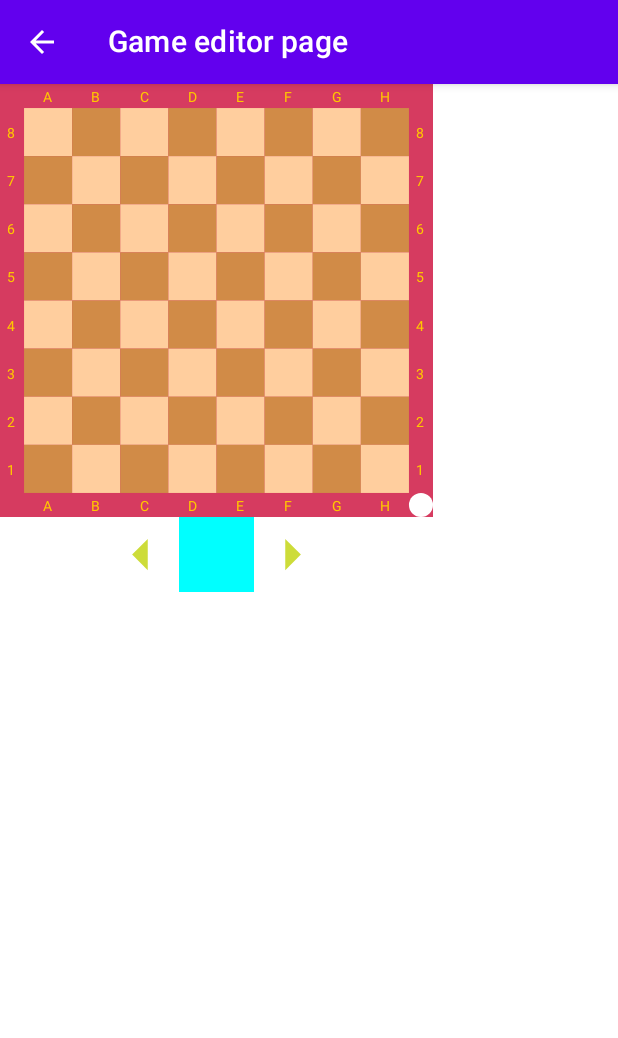
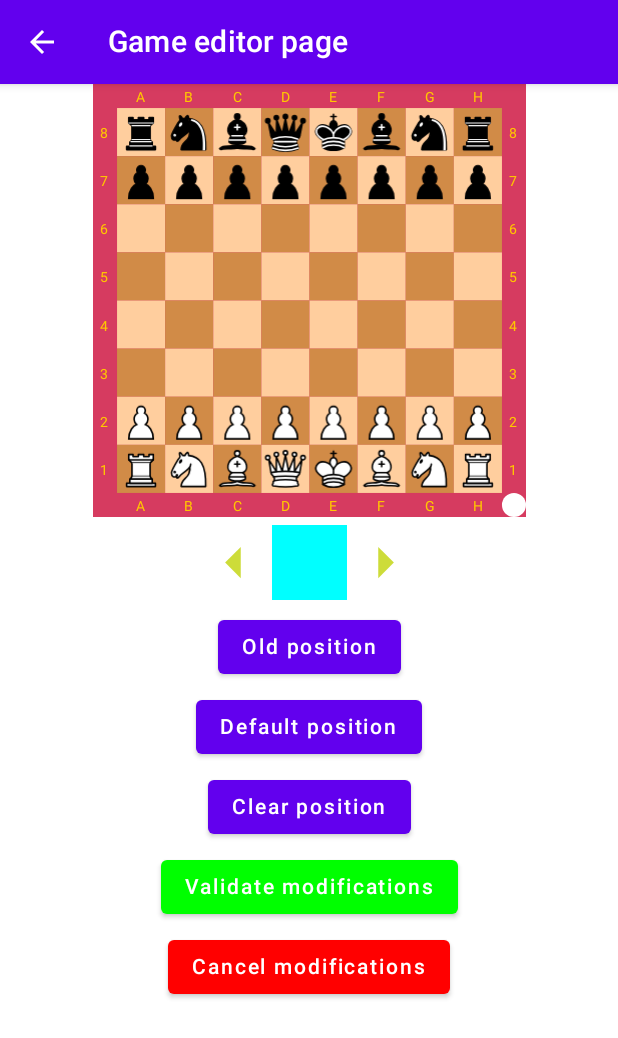
Before and after one commit to loloof64/ChessExercisesOrganizerJetpackCompose, an Android app built with Jetpack Compose: the composable GameEditorPage called with empty values, on a phone screen of 412 x 824 dp. Shown: the top 1038 px of the screen. Run offline under Robolectric (Android 15) with nearby library versions, the phone set to English and light mode, and no system bars; network calls fail; Roboto replaces fonts that are not available here.

Commit message:
Going on implementing game editor page.

```diff
--- a/app/src/main/java/com/loloof64/chessexercisesorganizer/ui/components/ChessBoard.kt
+++ b/app/src/main/java/com/loloof64/chessexercisesorganizer/ui/components/ChessBoard.kt
@@ -264,6 +264,7 @@ private fun getPieceValue(isWhite: Boolean, index: Int): Char {
 @Composable
 fun ChessPieceSelector(
     modifier: Modifier = Modifier,
+    firstPieceValue: Char,
     handleValueUpdate: (Char) -> Unit,
 ) {
 
@@ -275,8 +276,8 @@ fun ChessPieceSelector(
         mutableStateOf(0)
     }
 
-    var piece by rememberSaveable {
-        mutableStateOf(getPieceValue(isWhite = pieceIsWhite, index = pieceIndex))
+    var piece by remember {
+        mutableStateOf(firstPieceValue)
     }
 
     fun gotoNextIndex() {
@@ -1414,5 +1415,5 @@ fun DynamicChessBoardPreview() {
 @Preview
 @Composable
 fun ChessPieceSelectorPreview() {
-    ChessPieceSelector(handleValueUpdate = { }, modifier = Modifier.size(300.dp))
+    ChessPieceSelector(handleValueUpdate = { }, modifier = Modifier.size(300.dp), firstPieceValue = '.')
 }
--- a/app/src/main/java/com/loloof64/chessexercisesorganizer/ui/pages/GameEditorPage.kt
+++ b/app/src/main/java/com/loloof64/chessexercisesorganizer/ui/pages/GameEditorPage.kt
@@ -1,42 +1,45 @@
 package com.loloof64.chessexercisesorganizer.ui.pages
 
-import androidx.compose.foundation.layout.Column
-import androidx.compose.foundation.layout.size
+import android.content.res.Configuration
+import androidx.compose.foundation.layout.*
 import androidx.compose.material.*
 import androidx.compose.material.icons.Icons
 import androidx.compose.material.icons.filled.ArrowBack
-import androidx.compose.runtime.Composable
-import androidx.compose.runtime.getValue
-import androidx.compose.runtime.mutableStateOf
+import androidx.compose.runtime.*
 import androidx.compose.runtime.saveable.rememberSaveable
-import androidx.compose.runtime.setValue
 import androidx.compose.ui.Alignment
 import androidx.compose.ui.Modifier
+import androidx.compose.ui.graphics.Color
 import androidx.compose.ui.platform.LocalConfiguration
 import androidx.compose.ui.platform.LocalContext
 import androidx.compose.ui.res.stringResource
 import androidx.compose.ui.unit.dp
 import androidx.navigation.NavHostController
 import com.loloof64.chessexercisesorganizer.R
-import com.loloof64.chessexercisesorganizer.ui.components.ChessPiecePreview
-import com.loloof64.chessexercisesorganizer.ui.components.ChessPieceSelector
-import com.loloof64.chessexercisesorganizer.ui.components.EMPTY_FEN
-import com.loloof64.chessexercisesorganizer.ui.components.EditableChessBoard
+import com.loloof64.chessexercisesorganizer.ui.components.*
 import com.loloof64.chessexercisesorganizer.ui.theme.ChessExercisesOrganizerJetpackComposeTheme
 import com.loloof64.chessexercisesorganizer.utils.fenBoardPartToPiecesArray
 import com.loloof64.chessexercisesorganizer.utils.toBoardFen
 
 @Composable
-fun GameEditorPage(navController: NavHostController, index: Int) {
-    val scaffoldState = rememberScaffoldState()
+fun PositionEditor(
+    modifier: Modifier = Modifier,
+    oldPosition: String,
+    handlePositionChanged: (String) -> Unit
+) {
+    val configuration = LocalConfiguration.current
+    val screenWidth = configuration.screenWidthDp.dp
+    val screenHeight = configuration.screenHeightDp.dp
+
     val context = LocalContext.current
 
-    val configuration = LocalConfiguration.current
-
-    val screenWidth = configuration.screenWidthDp.dp
+    val isLandscape = when (configuration.orientation) {
+        Configuration.ORIENTATION_LANDSCAPE -> true
+        else -> false
+    }
 
     var positionFen by rememberSaveable {
-        mutableStateOf(EMPTY_FEN)
+        mutableStateOf(oldPosition)
     }
 
     var currentPiece by rememberSaveable {
@@ -53,6 +56,152 @@ fun GameEditorPage(navController: NavHostController, index: Int) {
         val newBoardFen = board.toBoardFen()
         positionParts[0] = newBoardFen
         positionFen = positionParts.joinToString(" ")
+    }
+
+    fun loadOldPosition() {
+        positionFen = oldPosition
+    }
+
+    fun loadDefaultPosition() {
+        positionFen = STANDARD_FEN
+    }
+
+    fun clearPosition() {
+        positionFen = EMPTY_FEN
+    }
+
+    fun validate() {
+        // todo check if position is legal
+        // todo notify user otherwise
+        handlePositionChanged(positionFen)
+        //todo change mode callback
+    }
+
+    fun cancel() {
+        //todo change mode callback
+    }
+
+    fun handlePieceValueUpdate(newValue: Char) {
+        currentPiece = newValue
+    }
+
+    if (isLandscape) {
+        Row(modifier = modifier) {
+            EditableChessBoard(
+                modifier = Modifier.size(screenHeight * 0.8f),
+                positionFen = positionFen,
+                handleValueUpdate = ::updatePosition
+            )
+
+            Spacer(modifier = Modifier.size(5.dp))
+
+            Column {
+                ChessPieceSelector(
+                    modifier = Modifier.size(30.dp),
+                    handleValueUpdate = ::handlePieceValueUpdate,
+                    firstPieceValue = currentPiece,
+                )
+                Spacer(modifier = Modifier.size(5.dp))
+
+                Button(onClick = ::loadOldPosition) {
+                    Text(context.getString(R.string.load_old_position))
+                }
+                Spacer(modifier = Modifier.size(5.dp))
+                Button(onClick = ::loadDefaultPosition) {
+                    Text(context.getString(R.string.load_default_position))
+                }
+                Spacer(modifier = Modifier.size(5.dp))
+                Button(onClick = ::clearPosition) {
+                    Text(context.getString(R.string.clear_posiiton))
+                }
+
+                Spacer(modifier = Modifier.size(5.dp))
+
+                Button(
+                    onClick = ::validate,
+                    colors = ButtonDefaults.buttonColors(
+                        backgroundColor = Color.Green,
+                        contentColor = Color.White
+                    )
+                ) {
+                    Text(context.getString(R.string.validate_position))
+                }
+                Spacer(modifier = Modifier.size(5.dp))
+
+                Button(
+                    onClick = ::cancel,
+                    colors = ButtonDefaults.buttonColors(
+                        backgroundColor = Color.Red,
+                        contentColor = Color.White
+                    )
+                ) {
+                    Text(context.getString(R.string.cancel_position))
+                }
+            }
+        }
+    } else {
+        Column(modifier = modifier, horizontalAlignment = Alignment.CenterHorizontally) {
+            EditableChessBoard(
+                modifier = Modifier.size(screenWidth * 0.7f),
+                positionFen = positionFen,
+                handleValueUpdate = ::updatePosition
+            )
+
+            Spacer(modifier = Modifier.size(5.dp))
+
+            ChessPieceSelector(
+                modifier = Modifier.size(30.dp),
+                handleValueUpdate = ::handlePieceValueUpdate,
+                firstPieceValue = currentPiece,
+            )
+
+            Spacer(modifier = Modifier.size(5.dp))
+
+
+            Button(onClick = ::loadOldPosition) {
+                Text(context.getString(R.string.load_old_position))
+            }
+            Spacer(modifier = Modifier.size(5.dp))
+            Button(onClick = ::loadDefaultPosition) {
+                Text(context.getString(R.string.load_default_position))
+            }
+            Spacer(modifier = Modifier.size(5.dp))
+            Button(onClick = ::clearPosition) {
+                Text(context.getString(R.string.clear_posiiton))
+            }
+
+            Spacer(modifier = Modifier.size(5.dp))
+
+            Button(
+                onClick = ::validate,
+                colors = ButtonDefaults.buttonColors(
+                    backgroundColor = Color.Green,
+                    contentColor = Color.White
+                )
+            ) {
+                Text(context.getString(R.string.validate_position))
+            }
+            Spacer(modifier = Modifier.size(5.dp))
+            Button(
+                onClick = ::cancel,
+                colors = ButtonDefaults.buttonColors(
+                    backgroundColor = Color.Red,
+                    contentColor = Color.White
+                )
+            ) {
+                Text(context.getString(R.string.cancel_position))
+            }
+        }
+    }
+}
+
+@Composable
+fun GameEditorPage(navController: NavHostController, index: Int) {
+    val scaffoldState = rememberScaffoldState()
+    val context = LocalContext.current
+
+    var oldPosition by rememberSaveable {
+        mutableStateOf(STANDARD_FEN)
     }
 
     fun goBack() {
@@ -77,20 +226,13 @@ fun GameEditorPage(navController: NavHostController, index: Int) {
                     })
             },
         ) {
-            Column(horizontalAlignment = Alignment.CenterHorizontally) {
-                EditableChessBoard(
-                    modifier = Modifier.size(screenWidth * 0.7f),
-                    positionFen = positionFen,
-                    handleValueUpdate = ::updatePosition
-                )
-
-                ChessPieceSelector(
-                    modifier = Modifier.size(30.dp),
-                    handleValueUpdate = {
-                        currentPiece = it
-                    }
-                )
-            }
+            PositionEditor(
+                modifier = Modifier.fillMaxSize(),
+                oldPosition = oldPosition,
+                 handlePositionChanged = {
+                    oldPosition = it
+                }
+            )
         }
     }
 }
--- a/app/src/main/res/values/strings.xml
+++ b/app/src/main/res/values/strings.xml
@@ -100,4 +100,9 @@
     <string name="game_editor_page">Game editor page</string>
     <string name="previous_value">Previous value</string>
     <string name="next_value">Next value</string>
+    <string name="load_old_position">Old position</string>
+    <string name="clear_posiiton">Clear position</string>
+    <string name="load_default_position">Default position</string>
+    <string name="validate_position">Validate modifications</string>
+    <string name="cancel_position">Cancel modifications</string>
 </resources>
```
Also changed, not shown: 2 other files.
